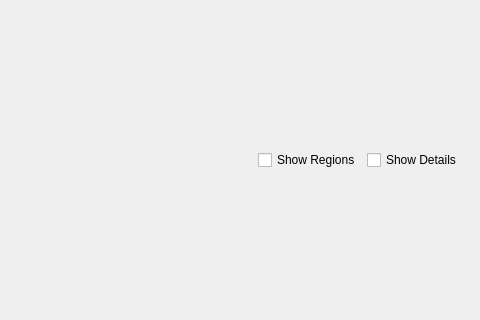
Old version of the form src/gui/mainwindow.ui in the repository joshuaeckroth/SURV-I; both pictures show x 195 to 675 and y 84 to 404 of the 675 by 511 pixel window.
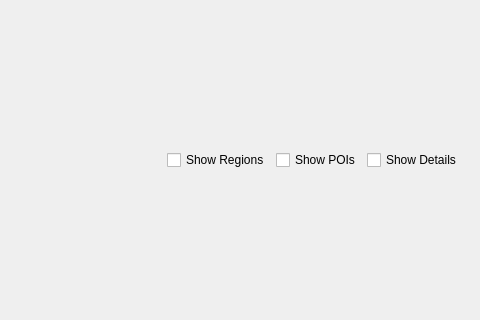
New version of the form. Icons and pictures are not drawn.

Commit message: "Show Points of Interest" checkbox.

The edit to the form file:
```diff
--- a/src/gui/mainwindow.ui
+++ b/src/gui/mainwindow.ui
@@ -90,6 +90,13 @@
          </property>
         </widget>
        </item>
+       <item>
+        <widget class="QCheckBox" name="showPois">
+         <property name="text">
+          <string>Show POIs</string>
+         </property>
+        </widget>
+       </item>
        <item>
         <widget class="QCheckBox" name="showDetails">
          <property name="text">
```
The commit also changes 3 other files.
